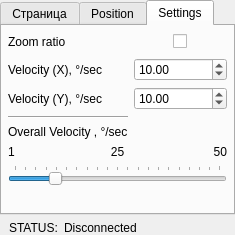
This is motion_controller/motion_controller.ui in daniil445/aerial_warden as Qt 5 draws it before an edit. The edited form follows.
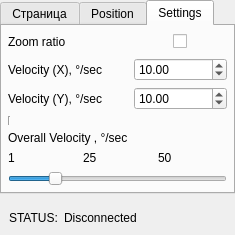
This is the edited form. Icons and pictures are not drawn. Custom widgets are drawn as their Qt base class.

Diff of the .ui file:
```diff
--- a/motion_controller/motion_controller.ui
+++ b/motion_controller/motion_controller.ui
@@ -317,9 +317,6 @@
              <property name="text">
               <string>25</string>
              </property>
-             <property name="alignment">
-              <set>Qt::AlignmentFlag::AlignCenter</set>
-             </property>
             </widget>
            </item>
            <item>
@@ -327,9 +324,6 @@
              <property name="text">
               <string>50</string>
              </property>
-             <property name="alignment">
-              <set>Qt::AlignmentFlag::AlignRight|Qt::AlignmentFlag::AlignTrailing|Qt::AlignmentFlag::AlignVCenter</set>
-             </property>
             </widget>
            </item>
           </layout>
@@ -400,7 +394,7 @@
             <enum>Qt::Orientation::Horizontal</enum>
            </property>
            <property name="tickPosition">
-            <enum>QSlider::TickPosition::TicksAbove</enum>
+            <enum>QSlider::NoTicks</enum>
            </property>
           </widget>
          </item>
@@ -492,25 +486,12 @@
          <item row="4" column="0">
           <widget class="Line" name="line">
            <property name="orientation">
-            <enum>Qt::Orientation::Horizontal</enum>
+            <enum>Qt::Vertical</enum>
            </property>
           </widget>
          </item>
         </layout>
        </item>
-       <item>
-        <spacer name="verticalSpacer_3">
-         <property name="orientation">
-          <enum>Qt::Orientation::Vertical</enum>
-         </property>
-         <property name="sizeHint" stdset="0">
-          <size>
-           <width>20</width>
-           <height>40</height>
-          </size>
-         </property>
-        </spacer>
-       </item>
       </layout>
      </widget>
     </widget>
```
Left out of the diff: 29 changed lines with no effect on the pictures.
